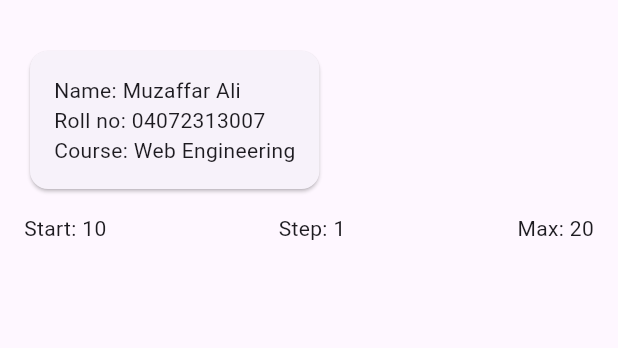
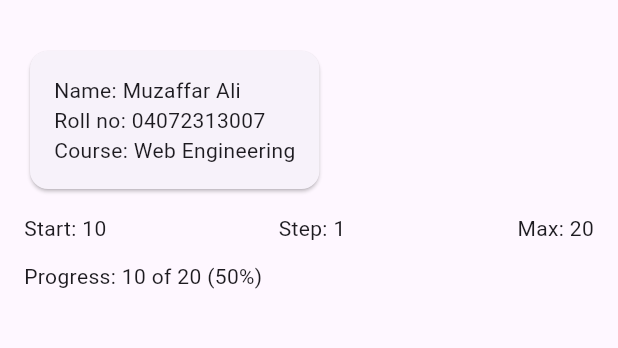
Before and after one commit to muzaffarCs/MAD_Lab, a Flutter app: the screen it shows after launch, on a phone screen of 412 x 824 dp, the part 63-411 px from its top. Run offline on Flutter 3.47's test engine with Material 3 defaults, Android fonts, the phone set to English and light mode, and no system bars.

Commit message:
Flutter lab: Step 4

```diff
--- a/flutter_lab/lib/main.dart
+++ b/flutter_lab/lib/main.dart
@@ -70,6 +70,8 @@
                 Text('Max: $maxCount', key: const Key('info-max')),
               ],
             ),
+            const SizedBox(height: 12),
+            GoalBanner(count: startCount, max: maxCount),
           ],
         ),
       ),
@@ -107,6 +109,23 @@
   }
 }
 
+class GoalBanner extends StatelessWidget {
+  final int count;
+  final int max;
+
+  const GoalBanner({super.key, required this.count, required this.max});
+
+  @override
+  Widget build(BuildContext context) {
+    final percent = count * 100 ~/ max;
+
+    return Text(
+      'Progress: $count of $max ($percent%)',
+      key: const Key('progress'),
+    );
+  }
+}
+
 // ---- Provided for Step 7. It has a bug on purpose. Do not rename anything.
 class BuggyCounter extends StatefulWidget {
   const BuggyCounter({super.key});
```
